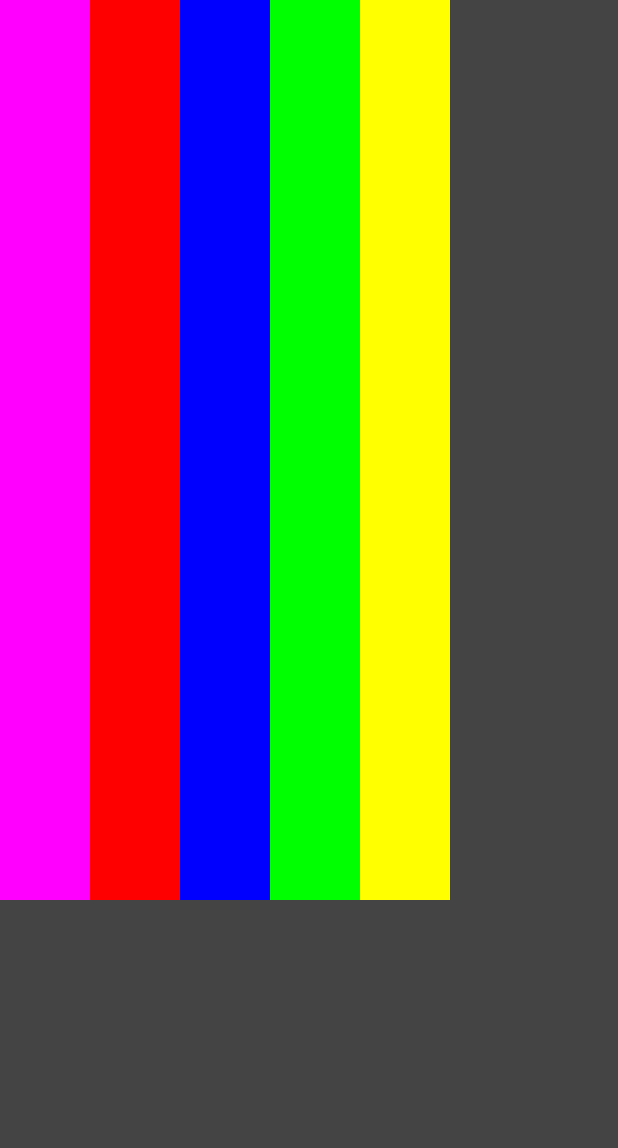
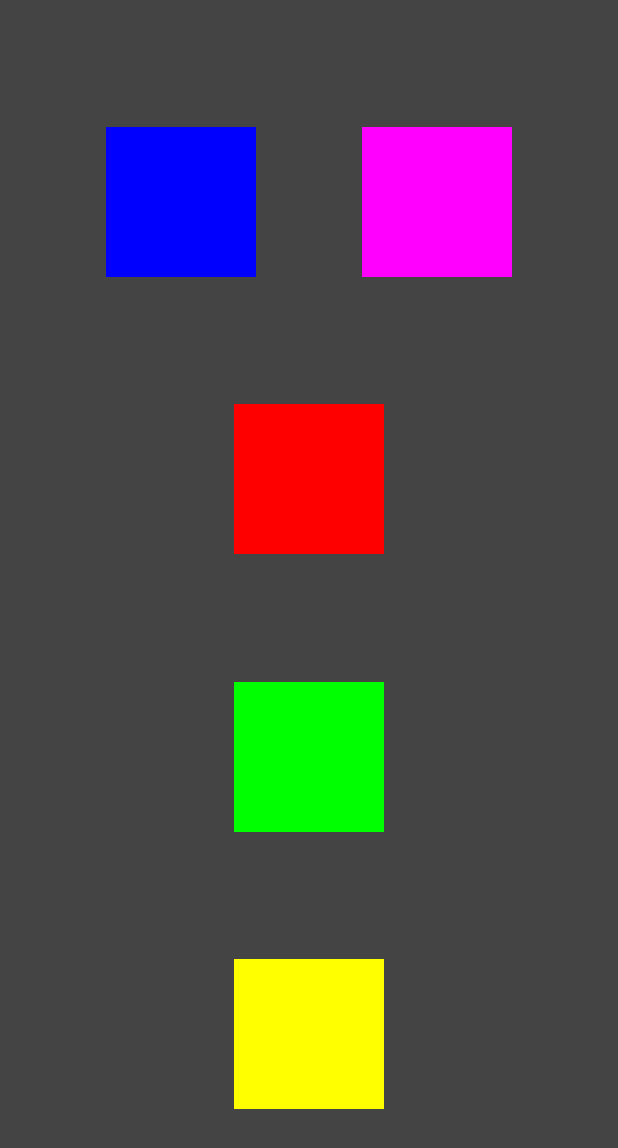
Before and after one commit to dsubject/CoreComposeApp, an Android app built with Jetpack Compose: the screen it shows after launch (MainActivity), on a phone screen of 412 x 824 dp. Shown: the top 1148 px of the screen. Run offline under Robolectric (Android 15) with nearby library versions, the light colour scheme and no system bars.

Commit message:
learning how to nest rows in columns

```diff
--- a/app/src/main/java/com/example/corecomposeapp/MainActivity.kt
+++ b/app/src/main/java/com/example/corecomposeapp/MainActivity.kt
@@ -4,16 +4,13 @@ import android.os.Bundle
 import androidx.activity.ComponentActivity
 import androidx.activity.compose.setContent
 import androidx.compose.foundation.layout.*
-import androidx.compose.material.MaterialTheme
 import androidx.compose.material.Surface
-import androidx.compose.material.Text
 import androidx.compose.runtime.Composable
 import androidx.compose.ui.Alignment
 import androidx.compose.ui.Modifier
 import androidx.compose.ui.graphics.Color
 import androidx.compose.ui.tooling.preview.Preview
 import androidx.compose.ui.unit.dp
-import com.example.corecomposeapp.ui.theme.CoreComposeAppTheme
 
 class MainActivity : ComponentActivity() {
     override fun onCreate(savedInstanceState: Bundle?) {
@@ -30,23 +27,35 @@ fun MainScreen() {
         color = Color.DarkGray,
         modifier = Modifier.fillMaxSize()
     ) {
-        Row {
-            HorizontalColouredBar(color = Color.Magenta)
-            HorizontalColouredBar(color = Color.Red)
-            HorizontalColouredBar(color = Color.Blue)
-            HorizontalColouredBar(color = Color.Green)
-            HorizontalColouredBar(color = Color.Yellow)
+        Column(
+            modifier = Modifier.fillMaxSize(),
+            verticalArrangement = Arrangement.SpaceEvenly,
+            horizontalAlignment = Alignment.CenterHorizontally
+        ) {
+            // nesting a Row inside a Column
+            Row(
+                modifier = Modifier.fillMaxWidth(),
+                horizontalArrangement = Arrangement.SpaceEvenly
+            ) {
+                ColouredSquare(color = Color.Blue)
+                ColouredSquare(color = Color.Magenta)
+            }
+            // UI function being reused
+            ColouredSquare(color = Color.Red)
+            ColouredSquare(color = Color.Green)
+            ColouredSquare(color = Color.Yellow)
         }
     }
 }
 
+
 @Composable
-fun HorizontalColouredBar(color: Color) {
+fun ColouredSquare(color: Color) {
     Surface(
         color = color,
         modifier = Modifier
-            .height(600.dp)
-            .width(60.dp)
+            .height(100.dp)
+            .width(100.dp)
     ) { }
 
 }
```
